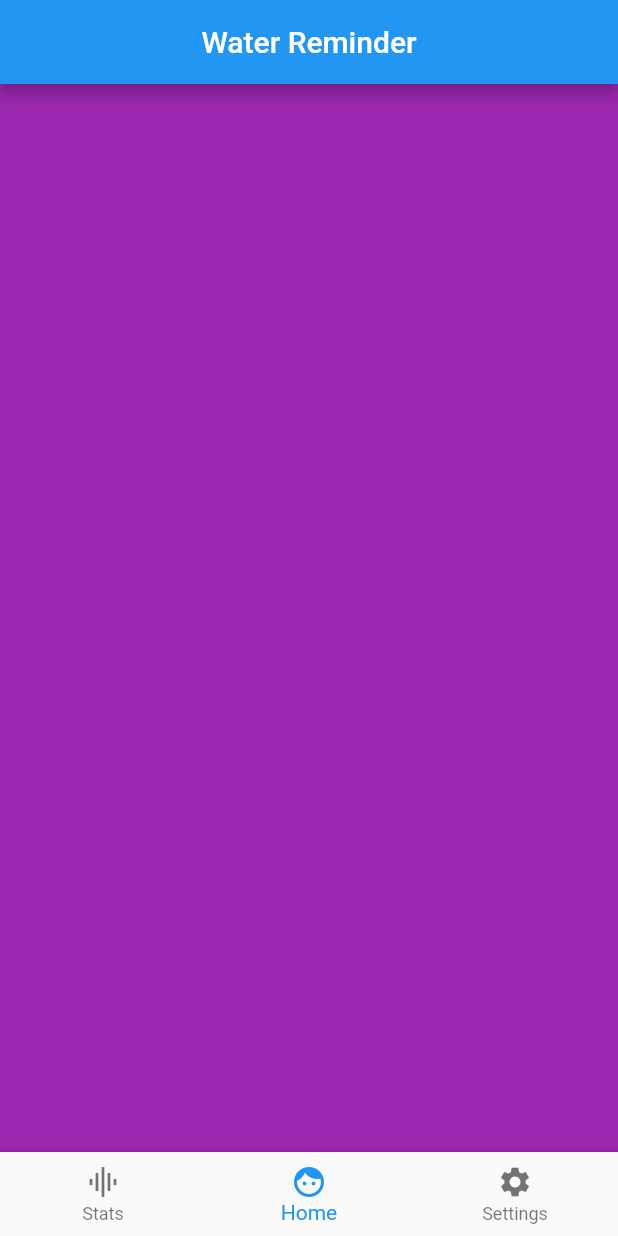
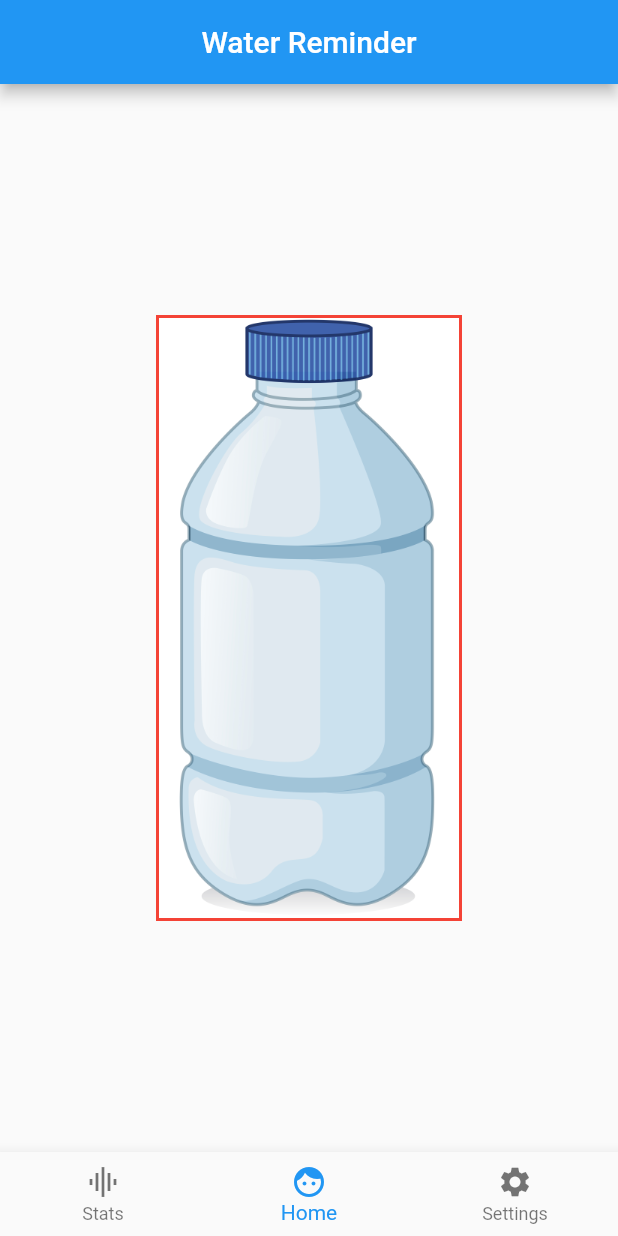
Before and after one commit to yurydemin/WaterReminder, a Flutter app: the screen it shows after launch, after a tap on "Done", on a phone screen of 412 x 824 dp. Run offline on Flutter 3.47's test engine with Material 2 defaults, Android fonts, the phone set to English and light mode, and no system bars; our stand-ins replace after_layout, shared_preferences; missing offline and left inert: enum_to_string; generated files the repository leaves out were written again.

Commit message:
add tabs view components; add bottle

```diff
--- /dev/null
+++ b/lib/components/drink_water_view.dart
@@ -0,0 +1,39 @@
+import 'package:flutter/material.dart';
+
+class DrinkWaterView extends StatefulWidget {
+  DrinkWaterView({Key key}) : super(key: key);
+
+  @override
+  _DrinkWaterViewState createState() => _DrinkWaterViewState();
+}
+
+class _DrinkWaterViewState extends State<DrinkWaterView> {
+  @override
+  Widget build(BuildContext context) {
+    return Scaffold(
+      body: Center(
+        child: Container(
+          decoration: BoxDecoration(
+            border: Border.all(
+              color: Colors.red,
+              width: 2,
+            ),
+          ),
+          child: GestureDetector(
+            onTap: () {
+              print('Bottle tapped');
+            },
+            onDoubleTap: () {},
+            onLongPress: () {},
+            child: Image.asset(
+              'assets/images/bottle.png',
+              width: 200,
+              height: 400,
+              fit: BoxFit.cover,
+            ),
+          ),
+        ),
+      ),
+    );
+  }
+}
--- a/lib/views/home_view.dart
+++ b/lib/views/home_view.dart
@@ -3,6 +3,9 @@ import 'package:flutter/services.dart';
 import 'package:after_layout/after_layout.dart';
 import 'package:enum_to_string/enum_to_string.dart';
 import 'package:shared_preferences/shared_preferences.dart';
+import 'package:water_reminder/components/drink_water_view.dart';
+import 'package:water_reminder/components/settings_form.dart';
+import 'package:water_reminder/components/stats_table.dart';
 import 'package:water_reminder/models/common.dart';
 import 'package:water_reminder/extensions/string_extension.dart';
 
@@ -95,15 +98,9 @@ class _HomeViewState extends State<HomeView>
           : TabBarView(
               controller: _tabController,
               children: <Widget>[
-                Container(
-                  color: Colors.orange,
-                ),
-                Container(
-                  color: Colors.purple,
-                ),
-                Container(
-                  color: Colors.yellow,
-                ),
+                StatsTable(),
+                DrinkWaterView(),
+                SettingsForm(),
               ],
             ),
     );
```
Also changed, not shown: lib/components/settings_form.dart (added, +17 -0 lines), lib/components/stats_table.dart (added, +12 -0 lines).
